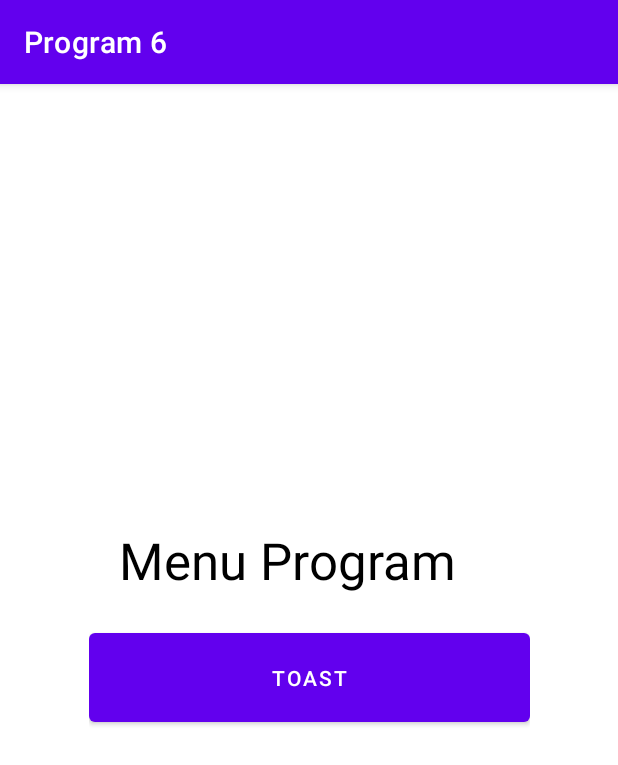
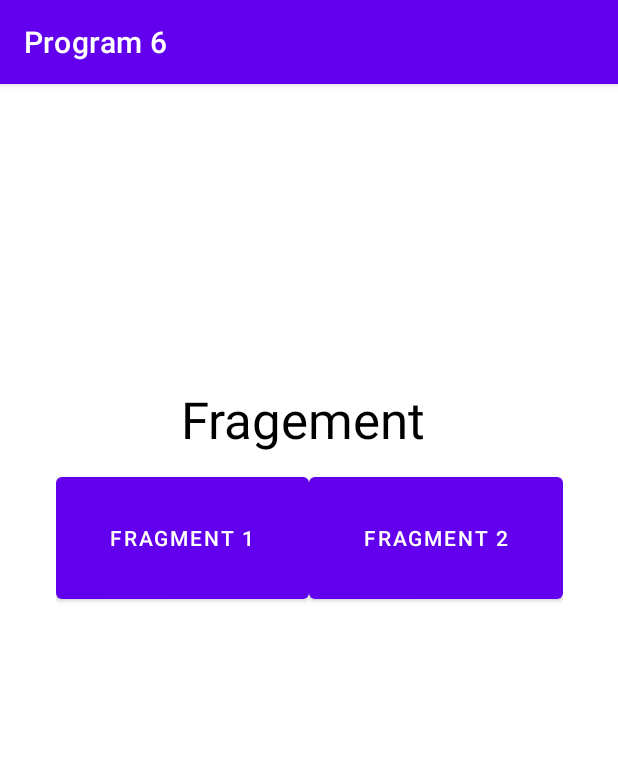
Before and after one commit to RonxldWilson/Program6, an Android app: the screen it shows after launch (MainActivity), on a phone screen of 412 x 824 dp. Shown: the top 765 px of the screen. Run offline under Robolectric (Android 15) with nearby library versions, the phone set to English and light mode, and no system bars.

Commit message:
Fragment Addition

```diff
--- /dev/null
+++ b/app/src/main/java/com/example/program6/BlankFragment.java
@@ -0,0 +1,4 @@
+package com.example.program6;
+
+public class BlankFragment {
+}
--- a/app/src/main/java/com/example/program6/MainActivity.java
+++ b/app/src/main/java/com/example/program6/MainActivity.java
@@ -1,8 +1,12 @@
 package com.example.program6;
 
 import androidx.appcompat.app.AppCompatActivity;
+import androidx.fragment.app.FragmentTransaction;
 
 import android.os.Bundle;
+import android.view.View;
+import android.widget.Button;
+
 /*
 Create a Mobile app that demonstrates the MENU OPTION
 Minimum 4 Option in the menu ( Under 3 dot ) [Send, Color, share, Exit....etc]
@@ -15,10 +19,32 @@ exit - closes the app
 Display the appropriate message/ perform the action for each menu item clicked.
 */
 public class MainActivity extends AppCompatActivity {
+    Button button1, button2;
 
     @Override
     protected void onCreate(Bundle savedInstanceState) {
         super.onCreate(savedInstanceState);
         setContentView(R.layout.activity_main);
+        button1 = (Button)findViewById(R.id.button);
+        button2 = (Button)findViewById(R.id.button2);
+
+        button1.setOnClickListener(new View.OnClickListener() {
+            @Override
+            public void onClick(View view) {
+                FragmentTransaction f1 = getSupportFragmentManager().beginTransaction();
+                Blankfragment ff1 =  new Blankfragment();
+                f1.replace(R.id.fragmentcontainer, ff1);
+                f1.commit();
+            }
+        });
+        button2.setOnClickListener(new View.OnClickListener() {
+            @Override
+            public void onClick(View view) {
+                FragmentTransaction f2 = getSupportFragmentManager().beginTransaction();
+                Blankfragment ff2 =  new Blankfragment();
+                f2.replace(R.id.fragmentcontainer, ff2);
+                f2.commit();
+            }
+        });
     }
 }
--- a/app/src/main/res/layout/activity_main.xml
+++ b/app/src/main/res/layout/activity_main.xml
@@ -8,8 +8,8 @@
     tools:context=".MainActivity">
 
     <LinearLayout
-        android:layout_width="334dp"
-        android:layout_height="259dp"
+        android:layout_width="398dp"
+        android:layout_height="407dp"
         android:orientation="vertical"
         android:padding="20dp"
         app:layout_constraintBottom_toBottomOf="parent"
@@ -18,19 +18,37 @@
         app:layout_constraintTop_toTopOf="parent">
 
         <TextView
+            android:id="@+id/textView"
             android:layout_width="match_parent"
             android:layout_height="wrap_content"
-            android:padding="20dp"
-            android:text="Menu Program"
+            android:text="Fragement "
+            android:textAlignment="center"
             android:textColor="#000000"
             android:textSize="34sp" />
 
-        <Button
-            android:id="@+id/button"
+        <LinearLayout
             android:layout_width="match_parent"
-            android:layout_height="wrap_content"
-            android:padding="20dp"
-            android:text="Toast" />
+            android:layout_height="113dp"
+            android:orientation="horizontal"
+            android:padding="10dp">
+
+            <Button
+                android:id="@+id/button"
+                android:layout_width="wrap_content"
+                android:layout_height="match_parent"
+                android:layout_weight="1"
+                android:padding="10dp"
+                android:text="Fragment 1" />
+
+            <Button
+                android:id="@+id/button2"
+                android:layout_width="wrap_content"
+                android:layout_height="match_parent"
+                android:layout_weight="1"
+                android:padding="10dp"
+                android:text="Fragment 2" />
+        </LinearLayout>
+
     </LinearLayout>
 
 </androidx.constraintlayout.widget.ConstraintLayout>
```
